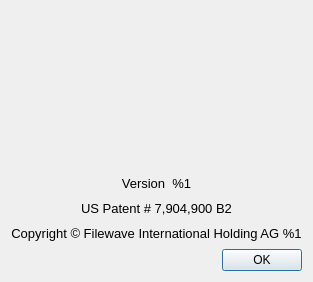
The window that FileWaveGuiLib/AboutWidget.ui (fw-dev/translations) describes before a commit, drawn with Qt 5.
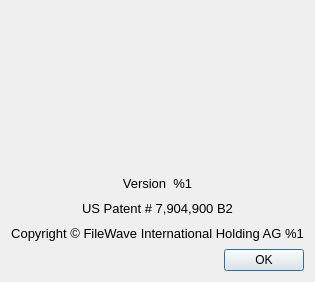
The same window after the commit.

What changed in the file:
```diff
--- a/FileWaveGuiLib/AboutWidget.ui
+++ b/FileWaveGuiLib/AboutWidget.ui
@@ -121,7 +121,7 @@
       </font>
      </property>
      <property name="text">
-      <string>Copyright © Filewave International Holding AG %1</string>
+      <string>Copyright © FileWave International Holding AG %1</string>
      </property>
      <property name="alignment">
       <set>Qt::AlignCenter</set>
```
